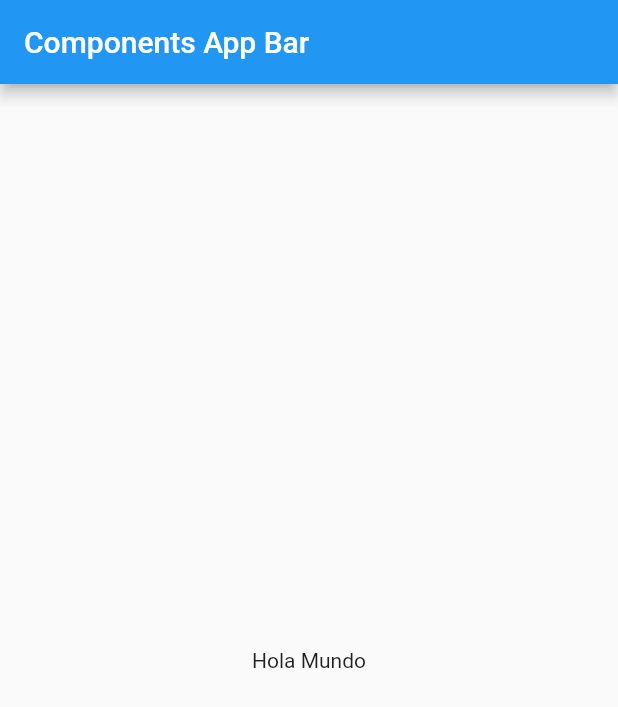
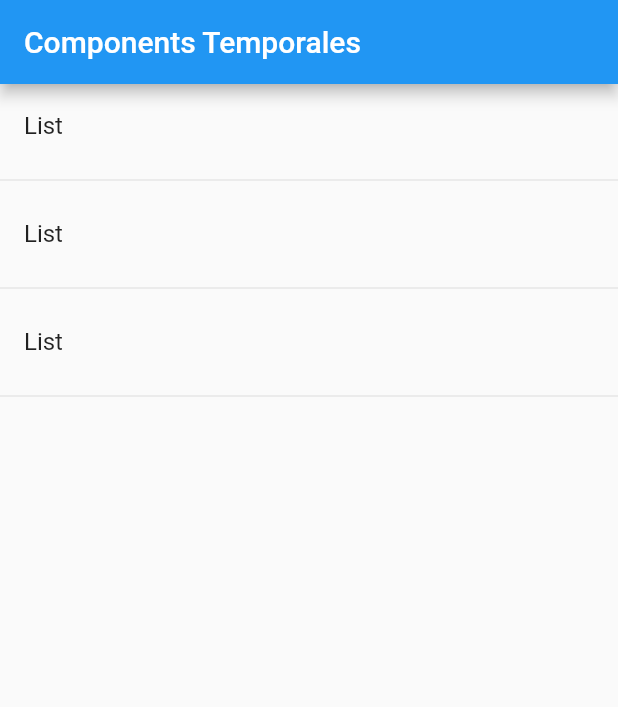
Before and after one commit to NogueraJulio24/finance-app, a Flutter app: the screen it shows after launch, on a phone screen of 412 x 824 dp. Shown: the top 707 px of the screen. Run offline on Flutter 3.47's test engine with Material 2 defaults, Android fonts, the phone set to English and light mode, and no system bars.

Commit message:
add divider() and listwidget

```diff
--- a/lib/main.dart
+++ b/lib/main.dart
@@ -1,4 +1,5 @@
 import 'package:flutter/material.dart';
+
 import 'package:finance_app/src/pages/home_tem.dart';
 
 void main() => runApp(MyApp());
@@ -9,13 +10,7 @@ class MyApp extends StatelessWidget {
     return MaterialApp(
       title: 'Components app',
       debugShowCheckedModeBanner: false,
-      home: Scaffold(
-        appBar: AppBar(
-          title: Text('Components App Bar'),
-        ),
-        body: HomePageTemp()
-        ),
-      ),
+      home: HomePageTemp()
     );
   }
 }
--- a/lib/src/pages/home_tem.dart
+++ b/lib/src/pages/home_tem.dart
@@ -4,8 +4,26 @@ class HomePageTemp extends StatelessWidget {
 
   @override
   Widget build(BuildContext context) {
-    return Center(
-      child: Text("Hola Mundo"),
+    return Scaffold(
+      appBar: AppBar(
+        title: Text("Components Temporales"),
+      ),
+      body: ListView(
+        children: <Widget>[
+          ListTile(title:
+            Text("List"),
+          ),
+          Divider(),
+          ListTile(title:
+            Text("List"),
+          ),
+          Divider(),
+          ListTile(title:
+            Text("List"),
+          ),
+          Divider(),
+        ],
+      ),
     );
   }
 }
```
